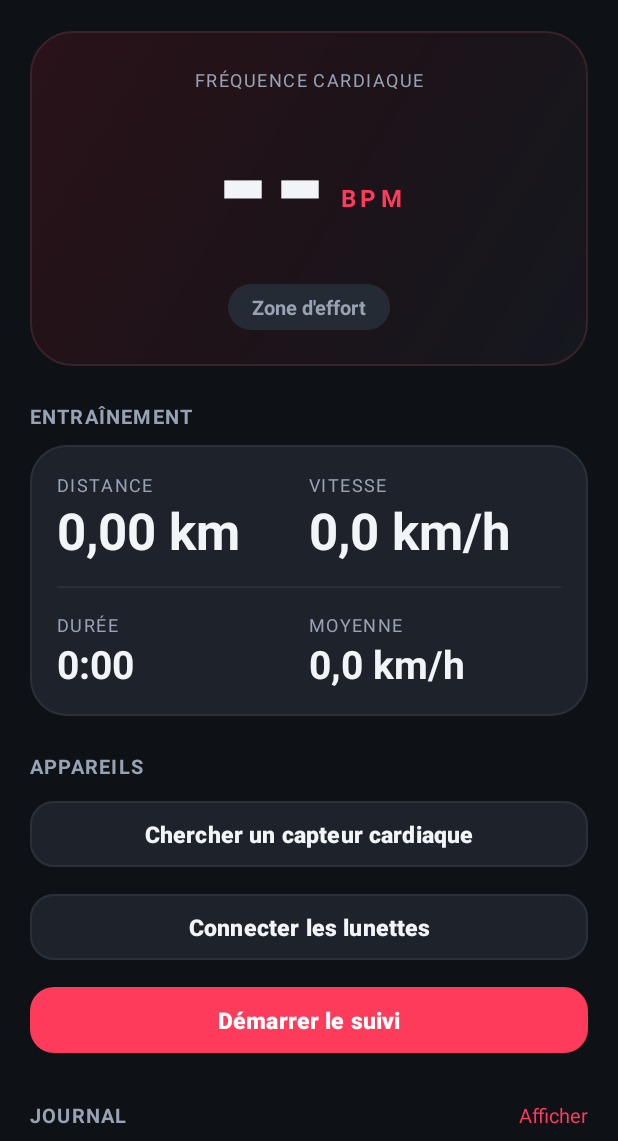
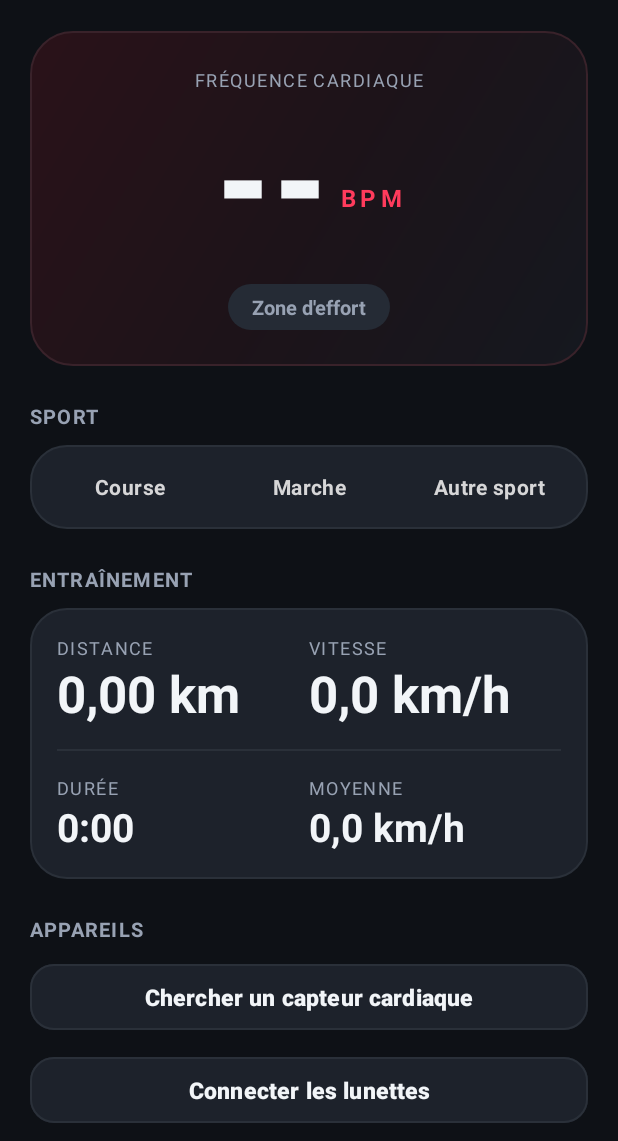
Before and after one commit to hemge-dynag/memomind-cardio, an Android app: the screen it shows after launch (MainActivity), on a phone screen of 412 x 824 dp, the part 95-1236 px from its top. Run offline under Robolectric (Android 15) with nearby library versions, the phone set to English and light mode, and no system bars.

Commit message:
1.2.17: sport selector (run/walk/other) and speed-less HUD for generic sports

```diff
--- a/app/build.gradle.kts
+++ b/app/build.gradle.kts
@@ -11,8 +11,8 @@ android {
         applicationId = "com.dynag.cardio"
         minSdk = 26
         targetSdk = 34
-        versionCode = 19
-        versionName = "1.2.16"
+        versionCode = 20
+        versionName = "1.2.17"
     }
 
     buildTypes {
--- a/app/src/main/java/com/dynag/cardio/MainActivity.kt
+++ b/app/src/main/java/com/dynag/cardio/MainActivity.kt
@@ -11,6 +11,7 @@ import android.os.Build
 import android.os.Bundle
 import android.view.View
 import android.widget.Button
+import android.widget.RadioGroup
 import android.widget.TextView
 import android.widget.Toast
 import androidx.activity.result.contract.ActivityResultContracts
@@ -58,6 +59,11 @@ class MainActivity : AppCompatActivity(),
     private lateinit var logHeader: View
     private lateinit var logToggle: TextView
     private lateinit var logPanel: View
+    private lateinit var speedRow: View
+    private lateinit var distanceBlock: View
+    private lateinit var speedBlock: View
+    private lateinit var averageBlock: View
+    private lateinit var sportGroup: RadioGroup
 
     private lateinit var heartRate: HeartRateManager
 
@@ -69,6 +75,12 @@ class MainActivity : AppCompatActivity(),
     private var sensorReady = false
     /** True while the foreground [TrackingService] owns location + glasses. */
     private var jobRunning = false
+
+    /**
+     * Generic sport ("Autre sport"): no GPS pace, the glasses only get BPM and
+     * the elapsed time, exactly like the plugin's speed-less mode.
+     */
+    private var noSpeed = false
 
     /** True while a saved-sensor reconnect is in flight, so a failure can fall
      *  back to a fresh scan once instead of looping. */
@@ -110,6 +122,18 @@ class MainActivity : AppCompatActivity(),
         logHeader = findViewById(R.id.logHeader)
         logToggle = findViewById(R.id.logToggle)
         logPanel = findViewById(R.id.logPanel)
+        speedRow = findViewById(R.id.speedRow)
+        distanceBlock = findViewById(R.id.distanceBlock)
+        speedBlock = findViewById(R.id.speedBlock)
+        averageBlock = findViewById(R.id.averageBlock)
+        sportGroup = findViewById(R.id.sportGroup)
+
+        sportGroup.check(R.id.sportRun)
+        sportGroup.setOnCheckedChangeListener { _, checkedId ->
+            noSpeed = checkedId == R.id.sportOther
+            applySportVisibility()
+        }
+        applySportVisibility()
 
         logHeader.setOnClickListener { toggleLog() }
         logToggle.setOnClickListener { toggleLog() }
@@ -178,7 +202,13 @@ class MainActivity : AppCompatActivity(),
     }
 
     private fun requiredPermissions(): Array<String> {
-        val location = arrayOf(Manifest.permission.ACCESS_FINE_LOCATION)
+        // A generic sport never reads the GPS, so the location permission is
+        // only asked for the sports that compute pace.
+        val location = if (noSpeed) {
+            emptyArray()
+        } else {
+            arrayOf(Manifest.permission.ACCESS_FINE_LOCATION)
+        }
         return if (Build.VERSION.SDK_INT >= Build.VERSION_CODES.S) {
             arrayOf(
                 Manifest.permission.BLUETOOTH_SCAN,
@@ -211,12 +241,30 @@ class MainActivity : AppCompatActivity(),
 
     // ---- foreground tracking job ---------------------------------------
 
+    /** Generic sports drop the GPS metrics: only heart rate and time remain. */
+    private fun applySportVisibility() {
+        val hide = if (noSpeed) View.GONE else View.VISIBLE
+        distanceBlock.visibility = hide
+        speedBlock.visibility = hide
+        averageBlock.visibility = hide
+        speedRow.visibility = hide
+        if (noSpeed) {
+            distText.text = getString(R.string.distance_placeholder)
+            speedText.text = getString(R.string.speed_placeholder)
+            avgText.text = getString(R.string.average_placeholder)
+        }
+    }
+
     private fun startJob() {
         if (!checkBatteryExemption()) return
-        TrackingService.start(this)
+        TrackingService.start(this, noSpeed)
         jobRunning = true
         btnTrack.text = getString(R.string.btn_track_stop)
-        appendStatus(getString(R.string.msg_track_started))
+        appendStatus(
+            getString(
+                if (noSpeed) R.string.msg_track_started_other else R.string.msg_track_started
+            )
+        )
     }
 
     private fun stopJob() {
--- a/app/src/main/res/layout/activity_main.xml
+++ b/app/src/main/res/layout/activity_main.xml
@@ -110,6 +110,48 @@
                 android:textStyle="bold" />
         </LinearLayout>
 
+        <!-- Sport selector -->
+        <TextView
+            style="@style/SectionTitle"
+            android:layout_width="wrap_content"
+            android:layout_height="wrap_content"
+            android:layout_marginTop="24dp"
+            android:layout_marginBottom="10dp"
+            android:text="@string/sport_title" />
+
+        <RadioGroup
+            android:id="@+id/sportGroup"
+            android:layout_width="match_parent"
+            android:layout_height="wrap_content"
+            android:background="@drawable/bg_card"
+            android:orientation="horizontal"
+            android:padding="6dp">
+
+            <RadioButton
+                android:id="@+id/sportRun"
+                style="@style/SportChip"
+                android:layout_width="0dp"
+                android:layout_height="wrap_content"
+                android:layout_weight="1"
+                android:text="@string/sport_run" />
+
+            <RadioButton
+                android:id="@+id/sportWalk"
+                style="@style/SportChip"
+                android:layout_width="0dp"
+                android:layout_height="wrap_content"
+                android:layout_weight="1"
+                android:text="@string/sport_walk" />
+
+            <RadioButton
+                android:id="@+id/sportOther"
+                style="@style/SportChip"
+                android:layout_width="0dp"
+                android:layout_height="wrap_content"
+                android:layout_weight="1"
+                android:text="@string/sport_other" />
+        </RadioGroup>
+
         <!-- Metrics -->
         <TextView
             style="@style/SectionTitle"
@@ -132,6 +174,7 @@
                 android:orientation="horizontal">
 
                 <LinearLayout
+                    android:id="@+id/distanceBlock"
                     android:layout_width="0dp"
                     android:layout_height="wrap_content"
                     android:layout_weight="1"
@@ -153,6 +196,7 @@
                 </LinearLayout>
 
                 <LinearLayout
+                    android:id="@+id/speedBlock"
                     android:layout_width="0dp"
                     android:layout_height="wrap_content"
                     android:layout_weight="1"
@@ -175,6 +219,7 @@
             </LinearLayout>
 
             <View
+                android:id="@+id/speedRow"
                 android:layout_width="match_parent"
                 android:layout_height="1dp"
                 android:layout_marginTop="16dp"
@@ -208,6 +253,7 @@
                 </LinearLayout>
 
                 <LinearLayout
+                    android:id="@+id/averageBlock"
                     android:layout_width="0dp"
                     android:layout_height="wrap_content"
                     android:layout_weight="1"
--- a/app/src/main/res/values/strings.xml
+++ b/app/src/main/res/values/strings.xml
@@ -6,6 +6,11 @@
     <string name="bpm_placeholder">--</string>
     <string name="bpm_caption">Fréquence cardiaque</string>
     <string name="zone_caption">Zone d\'effort</string>
+
+    <string name="sport_title">Sport</string>
+    <string name="sport_run">Course</string>
+    <string name="sport_walk">Marche</string>
+    <string name="sport_other">Autre sport</string>
 
     <string name="metrics_title">Entraînement</string>
     <string name="distance_label">Distance</string>
@@ -48,6 +53,7 @@
     <string name="msg_cardio_ready">Plugin cardio des lunettes prêt. Affichage sur le HUD.</string>
     <string name="msg_forgot_sensor">Capteur enregistré oublié. Nouvelle recherche…</string>
     <string name="msg_track_started">Suivi démarré : GPS et lunettes continuent écran éteint.</string>
+    <string name="msg_track_started_other">Suivi démarré : BPM et temps sur les lunettes, écran éteint.</string>
     <string name="msg_track_stopped">Suivi arrêté.</string>
     <string name="msg_start_track_first">Démarrez le suivi pour connecter les lunettes.</string>
     <string name="msg_battery_hint">Autorisez MemoMind Cardio à ignorer l\'optimisation de batterie pour un GPS fiable écran éteint.</string>
--- a/app/src/main/res/values/themes.xml
+++ b/app/src/main/res/values/themes.xml
@@ -76,6 +76,16 @@
         <item name="android:textColor">@color/on_accent</item>
     </style>
 
+    <style name="SportChip" parent="Widget.Material3.CompoundButton.RadioButton">
+        <item name="android:minHeight">44dp</item>
+        <item name="android:textSize">14sp</item>
+        <item name="android:textStyle">bold</item>
+        <item name="android:textColor">@color/sport_radio_text</item>
+        <item name="android:button">@null</item>
+        <item name="android:gravity">center</item>
+        <item name="android:background">?attr/selectableItemBackground</item>
+    </style>
+
     <style name="Card">
         <item name="android:background">@drawable/bg_card</item>
         <item name="android:padding">20dp</item>
```
Also changed, not shown: app/src/main/java/com/dynag/cardio/GlassesHudClient.kt (+28 -5 lines), app/src/main/java/com/dynag/cardio/GmFrame.kt (+12 -2 lines), app/src/main/java/com/dynag/cardio/TrackingService.kt (+21 -10 lines).
